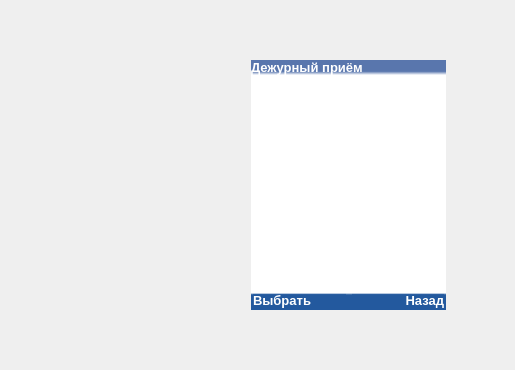
Before: the Qt Designer form mainwindow.ui in COOLIRON2311/azart-p, drawn with Qt 5; both pictures show x 0 to 515 and y 150 to 520 of the 515 by 955 pixel window.
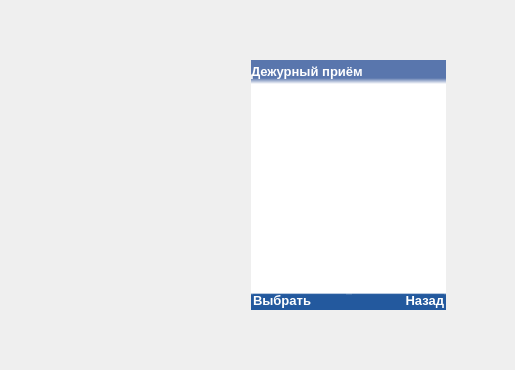
After: the same form once the commit is applied. The open tabs and pages were chosen to show the change. Icons and pictures are not drawn.

Commit message: Added battery and sputnik

Patch:
```diff
--- a/mainwindow.ui
+++ b/mainwindow.ui
@@ -570,6 +570,27 @@
            <number>0</number>
           </property>
           <item>
+           <widget class="QWidget" name="horizontalWidget" native="true">
+            <property name="styleSheet">
+             <string notr="true">background: qlineargradient(spread:pad, x1:0, y1:0, x2:0, y2:1, stop:0.755682 rgba(89, 118, 173, 255), stop:1 rgba(255, 255, 255, 255))</string>
+            </property>
+            <layout class="QHBoxLayout" name="horizontalLayout_22">
+             <property name="spacing">
+              <number>0</number>
+             </property>
+             <property name="leftMargin">
+              <number>0</number>
+             </property>
+             <property name="topMargin">
+              <number>0</number>
+             </property>
+             <property name="rightMargin">
+              <number>0</number>
+             </property>
+             <property name="bottomMargin">
+              <number>0</number>
+             </property>
+             <item>
            <widget class="QLabel" name="label_4">
             <property name="sizePolicy">
              <sizepolicy hsizetype="Preferred" vsizetype="Fixed">
@@ -598,7 +619,7 @@
             </property>
             <property name="styleSheet">
              <string notr="true">color: rgb(255, 255, 255);
-background: qlineargradient(spread:pad, x1:0, y1:0, x2:0, y2:1, stop:0.755682 rgba(89, 118, 173, 255), stop:1 rgba(255, 255, 255, 255))</string>
+background: none;</string>
             </property>
             <property name="text">
              <string>Дежурный приём</string>
@@ -609,6 +630,46 @@
             <property name="margin">
              <number>0</number>
             </property>
+              </widget>
+             </item>
+             <item>
+              <widget class="QLabel" name="bat">
+               <property name="sizePolicy">
+                <sizepolicy hsizetype="Fixed" vsizetype="Fixed">
+                 <horstretch>0</horstretch>
+                 <verstretch>0</verstretch>
+                </sizepolicy>
+               </property>
+               <property name="minimumSize">
+                <size>
+                 <width>24</width>
+                 <height>24</height>
+                </size>
+               </property>
+               <property name="maximumSize">
+                <size>
+                 <width>24</width>
+                 <height>24</height>
+                </size>
+               </property>
+               <property name="layoutDirection">
+                <enum>Qt::LeftToRight</enum>
+               </property>
+               <property name="styleSheet">
+                <string notr="true">border-image: url(:/resources/battery64.png);</string>
+               </property>
+               <property name="text">
+                <string/>
+               </property>
+               <property name="alignment">
+                <set>Qt::AlignRight|Qt::AlignTrailing|Qt::AlignVCenter</set>
+               </property>
+               <property name="margin">
+                <number>0</number>
+               </property>
+              </widget>
+             </item>
+            </layout>
            </widget>
           </item>
           <item>
```
Left out of the diff: 306 changed lines with no effect on the pictures. Lines whose indentation alone changed are shown as unchanged. The commit also changes 3 other files.
